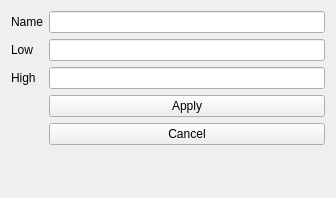
Before: the Qt Designer form main/spectra/src/OneDimGateEdit.ui in FRIBDAQ/SpecTcl, drawn with Qt 5.
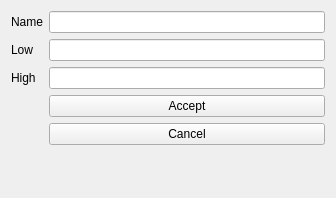
After: the same form once the commit is applied.

Commit message:
Get two d gamma gates on accept/edit to differentiate from their non gamma equivalents.
Fix pre-existing error where adding a point to an existing
band (via editing) closed the band as if it were a contour.

Diff of the .ui file:
```diff
--- a/main/spectra/src/OneDimGateEdit.ui
+++ b/main/spectra/src/OneDimGateEdit.ui
@@ -47,7 +47,7 @@
    <item row="6" column="1">
     <widget class="QPushButton" name="pApplyButton">
      <property name="text">
-      <string>Apply</string>
+      <string>Accept</string>
      </property>
     </widget>
    </item>
```
The commit also changes 3 other files.
